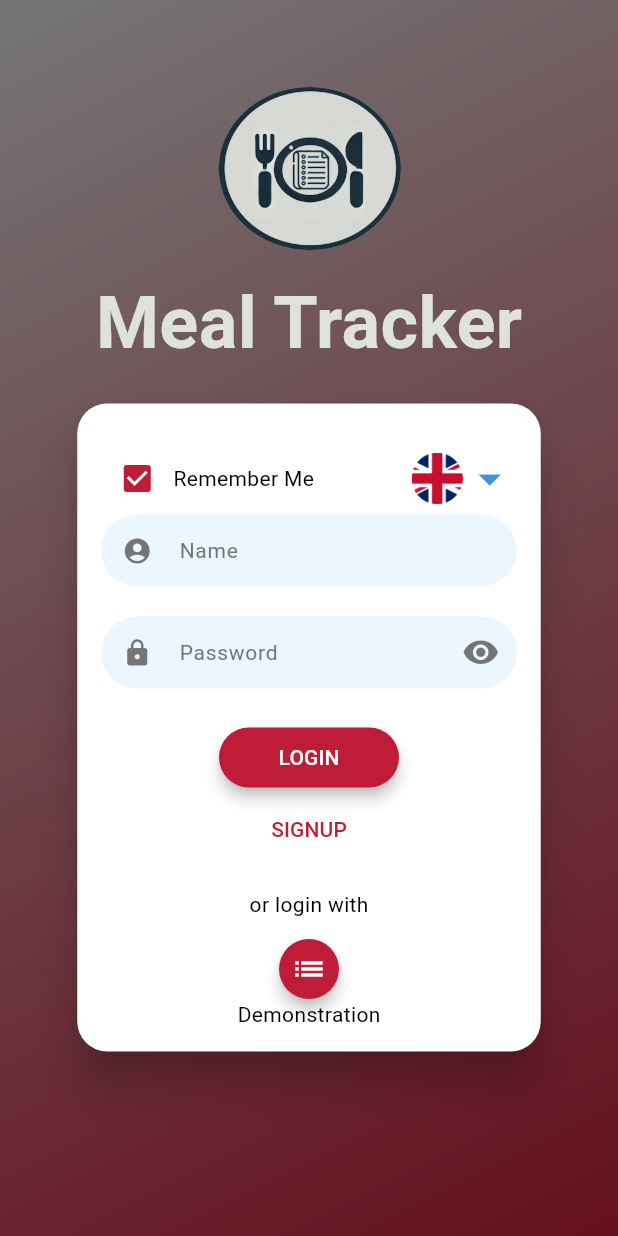
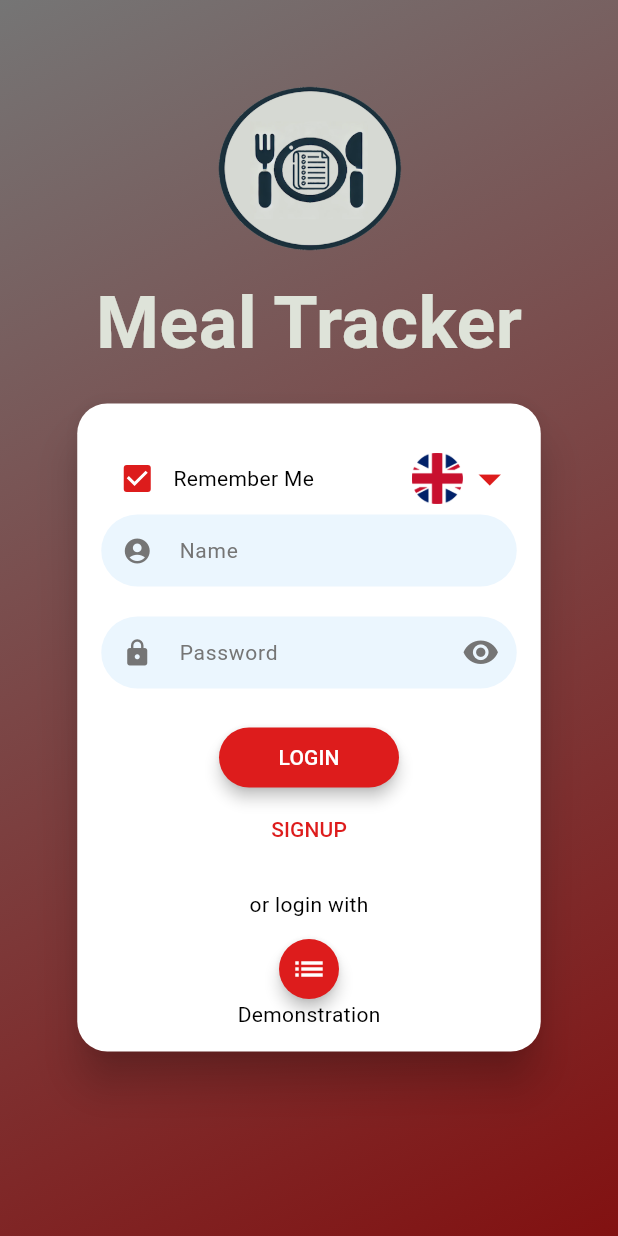
Before and after one commit to Sokrates1989/flutter_meal_tracker_demo, a Flutter app: the screen it shows after launch, on a phone screen of 412 x 824 dp. Run offline on Flutter 3.47's test engine with Material 3 defaults, Android fonts, the light colour scheme and no system bars; drawn by our look-alikes of flutter_login; our stand-ins replace easy_localization, shared_preferences, sqflite; accounts and stored records are empty.

Commit message:
implemented basic UI for MealsDailyOverviewScreen

```diff
--- a/assets/lang/de.json
+++ b/assets/lang/de.json
@@ -2,6 +2,11 @@
   "title": "Mahlzeiten Tracker",
   "mealsOverviewDaily_appBarTitle": "Heutige Mahlzeiten",
   "mealsOverviewDaily_appBarBackNavigationText": "Ernährung",
+
+  "mealType_breakfast": "Frühstück",
+  "mealType_lunch": "Mittagessen",
+  "mealType_dinner": "Abendessen",
+  "mealType_snacks": "Snack",
 
 
   "OK": "OK",
--- a/assets/lang/en.json
+++ b/assets/lang/en.json
@@ -3,6 +3,10 @@
     "mealsOverviewDaily_appBarTitle": "Today's meals",
     "mealsOverviewDaily_appBarBackNavigationText": "Nutrition",
 
+    "mealType_breakfast": "Breakfast",
+    "mealType_lunch": "Lunch",
+    "mealType_dinner": "Dinner",
+    "mealType_snacks": "Snack",
 
     "OK": "OK",
     "Cancel": "Cancel",
--- a/lib/constants/colors.dart
+++ b/lib/constants/colors.dart
@@ -1,9 +1,9 @@
 import 'package:flutter/material.dart';
 
 /// Global used colours.
-const kColors_primary = Color(0xFFBE1C37);
+const kColors_primary = Color(0xFFDD1C1C);
 const kColors_secondary = Colors.grey;
-const kColors_backgroundColorGrey = Color(0xFFF0F0F0);
+const kColors_backgroundColor_default = Color(0xFFF0F0F0);
 const kColors_backNavigationIconColor = Colors.black;
 const kColors_backNavigationTextColor = Colors.black;
 const kColors_defaultTextColor = Colors.black;
@@ -12,17 +12,24 @@ const kColors_defaultTextColor = Colors.black;
 const kColors_flutterLogin_inputDecorationTheme_color = Color(0xFF757575); // Colors.grey.shade600
 const kColors_welcomeScreen_inputBackgroundColor = Color(0x172196f3);
 const kColors_flutterLoginTheme_pageColorLight = Color(0xFF757575);
-const kColors_flutterLoginTheme_primaryColor = Color(0xFFBE1C37);
+const kColors_flutterLoginTheme_primaryColor = kColors_primary;
 const kColors_flutterLoginTheme_titleTextColor = Color(0xFFDEE3D9);
 
 
 /// MealsDailyOverviewScreen colours.
-const kColors_mealsOverViewScreenDaily_appBar_progressBar_color = kColors_primary;
+const kColors_mealsOverViewScreenDaily_appBar_bottomDividerColor = Color(0xFFAAAAAA);
 
+
+/// Meal Type item colours.
+const kColors_mealTypeItem_addIconColor = kColors_primary;
+
+
+/// LanguageSwitcher colours.
+const kColors_languageSwitcher_dropDownIconColor = kColors_primary;
 
 
 /// Floating action button.
-const kColors_scrollToTopFloatingActionButton_backgroundColor = Colors.blue;
+const kColors_scrollToTopFloatingActionButton_backgroundColor = kColors_primary;
 
 /// Get Colour from Hex String (#FF001122 or #001122).ee
 ///
--- /dev/null
+++ b/lib/constants/sizes.dart
@@ -0,0 +1,2 @@
+/// Maximum width for widgets in the layout, used to constrain the size of widgets to improve UI consistency.
+const double kSizes_maxWidgetWidth = 800;
--- a/lib/screens/welcome_screen.dart
+++ b/lib/screens/welcome_screen.dart
@@ -1,4 +1,4 @@
-// Public packages imports.
+// Public package imports.
 import 'package:provider/provider.dart';
 import 'package:easy_localization/easy_localization.dart';
 import 'package:flutter/material.dart';
@@ -7,6 +7,7 @@ import 'package:flutter_login/flutter_login.dart';
 // Own package imports.
 import 'package:engaige_meal_tracker_demo/screens/meals_overview_daily.dart';
 import 'package:engaige_meal_tracker_demo/widgets/language_switcher.dart';
+import 'package:engaige_meal_tracker_demo/constants/colors.dart';
 import 'package:engaige_meal_tracker_demo/utils/auth_service.dart';
 import 'package:engaige_meal_tracker_demo/widgets/remember_me_checkbox.dart';
 import 'package:engaige_meal_tracker_demo/constants/themes.dart';
@@ -19,6 +20,7 @@ import 'package:engaige_meal_tracker_demo/utils/shared_pref_utils.dart';
 /// It includes a login and sign-up form, along with options for switching
 /// languages and saving login credentials.
 class WelcomeScreen extends StatefulWidget {
+  /// Identifier used for routing to this screen.
   static const String id = 'welcome_screen';
 
   const WelcomeScreen({super.key});
@@ -29,25 +31,23 @@ class WelcomeScreen extends StatefulWidget {
 
 class _WelcomeScreenState extends State<WelcomeScreen>
     with SingleTickerProviderStateMixin {
-  late AnimationController controller;
-  late Animation animation;
+  late final AnimationController _controller;
+  late final Animation<Color?> _animation;
 
-  final SharedPrefUtils sharedPref = SharedPrefUtils();
-  bool isRememberUserAndPasswordEnabled = true;
-  String? savedUserName;
-  String? savedPassword;
+  final SharedPrefUtils _sharedPref = SharedPrefUtils();
+  bool _isRememberUserAndPasswordEnabled = true;
+  String? _savedUserName;
+  String? _savedPassword;
 
   @override
   void initState() {
     super.initState();
 
-    // Initialize animation for the background color transition.
-    controller =
-        AnimationController(duration: const Duration(seconds: 1), vsync: this);
-    animation = ColorTween(begin: Colors.blueGrey, end: Colors.white)
-        .animate(controller);
-    controller.forward();
-    controller.addListener(() {
+    // Initialize animation for background color transition.
+    _controller = AnimationController(duration: const Duration(seconds: 1), vsync: this);
+    _animation = ColorTween(begin: Colors.blueGrey, end: Colors.white).animate(_controller);
+    _controller.forward();
+    _controller.addListener(() {
       setState(() {});
     });
 
@@ -57,24 +57,23 @@ class _WelcomeScreenState extends State<WelcomeScreen>
 
   @override
   void dispose() {
-    controller.dispose();
+    _controller.dispose();
     super.dispose();
   }
 
   /// Loads the user's saved preferences for login credentials and "Remember Me" option.
   Future<void> _getSharedPref() async {
-    isRememberUserAndPasswordEnabled =
-    await sharedPref.get("isRememberUserAndPasswordEnabled");
-    savedUserName = await sharedPref.get("lastLoggedInUserName");
-    savedPassword = await sharedPref.get("lastLoggedInUserPassword");
+    _isRememberUserAndPasswordEnabled = await _sharedPref.get("isRememberUserAndPasswordEnabled");
+    _savedUserName = await _sharedPref.get("lastLoggedInUserName");
+    _savedPassword = await _sharedPref.get("lastLoggedInUserPassword");
     setState(() {});
   }
 
   @override
   Widget build(BuildContext context) {
     return Scaffold(
-      backgroundColor: animation.value,
-      body: savedUserName == null
+      backgroundColor: _animation.value,
+      body: _savedUserName == null
           ? const CircularProgressIndicator()
           : FlutterLogin(
         theme: kThemes_loginTheme,
@@ -82,12 +81,12 @@ class _WelcomeScreenState extends State<WelcomeScreen>
         logo: const AssetImage('assets/images/meal_tracker_demo_icon_circle_400px.png'),
         headerWidget: _buildHeaderWidget(context),
         onLogin: (loginData) => AuthService(context).loginUser(
-            loginData, isRememberUserAndPasswordEnabled),
+            loginData, _isRememberUserAndPasswordEnabled),
         onSignup: (signupData) => AuthService(context).signupUser(
-            signupData, isRememberUserAndPasswordEnabled),
+            signupData, _isRememberUserAndPasswordEnabled),
         hideForgotPasswordButton: true,
-        savedEmail: savedUserName!,
-        savedPassword: savedPassword!,
+        savedEmail: _savedUserName!,
+        savedPassword: _savedPassword!,
         passwordValidator: _passwordValidator,
         userValidator: _userNameValidator,
         userType: LoginUserType.name,
@@ -115,12 +114,12 @@ class _WelcomeScreenState extends State<WelcomeScreen>
       mainAxisAlignment: MainAxisAlignment.spaceBetween,
       children: [
         RememberMeCheckbox(
-          isChecked: isRememberUserAndPasswordEnabled,
+          isChecked: _isRememberUserAndPasswordEnabled,
           onChanged: _setRememberMeState,
         ),
         LanguageSwitcher(
           locale: context.locale,
-          dropDownIconColor: Colors.blue[700]?.withOpacity(0.8),
+          dropDownIconColor: kColors_languageSwitcher_dropDownIconColor,
           flagWidth: 34,
         ),
       ],
@@ -132,20 +131,19 @@ class _WelcomeScreenState extends State<WelcomeScreen>
   /// - [newState]: The new state of the "Remember Me" checkbox.
   void _setRememberMeState(bool newState) {
     setState(() {
-      isRememberUserAndPasswordEnabled = newState;
-      sharedPref.set("isRememberUserAndPasswordEnabled", newState);
+      _isRememberUserAndPasswordEnabled = newState;
+      _sharedPref.set("isRememberUserAndPasswordEnabled", newState);
 
       if (!newState) {
-        sharedPref.set("lastLoggedInUserName", "");
-        sharedPref.set("lastLoggedInUserPassword", "");
+        _sharedPref.set("lastLoggedInUserName", "");
+        _sharedPref.set("lastLoggedInUserPassword", "");
       }
     });
   }
 
   /// Called when the login/signup animation completes, navigates to the main app screen.
   Future<void> _onSubmitCompleted() async {
-    User user = await Provider.of<DataProvider>(context, listen: false)
-        .getLoggedInUser_async();
+    User user = await Provider.of<DataProvider>(context, listen: false).getLoggedInUser_async();
     Navigator.of(context).pushReplacement(
       MaterialPageRoute(builder: (context) => const MealsDailyOverviewScreen()),
     );
```
Also changed, not shown: lib/screens/meals_overview_daily.dart (+71 -127 lines), lib/storage/api_repo/api_meal_repo.dart (+42 -27 lines), lib/storage/data_handler_repo/data_handler_meal_repo.dart (+8 -4 lines), lib/utils/custom_app_bar.dart (added, +122 -0 lines), lib/utils/ui/responsive_design_utils.dart (+39 -23 lines), lib/widgets/meal_type_item.dart (added, +71 -0 lines).
